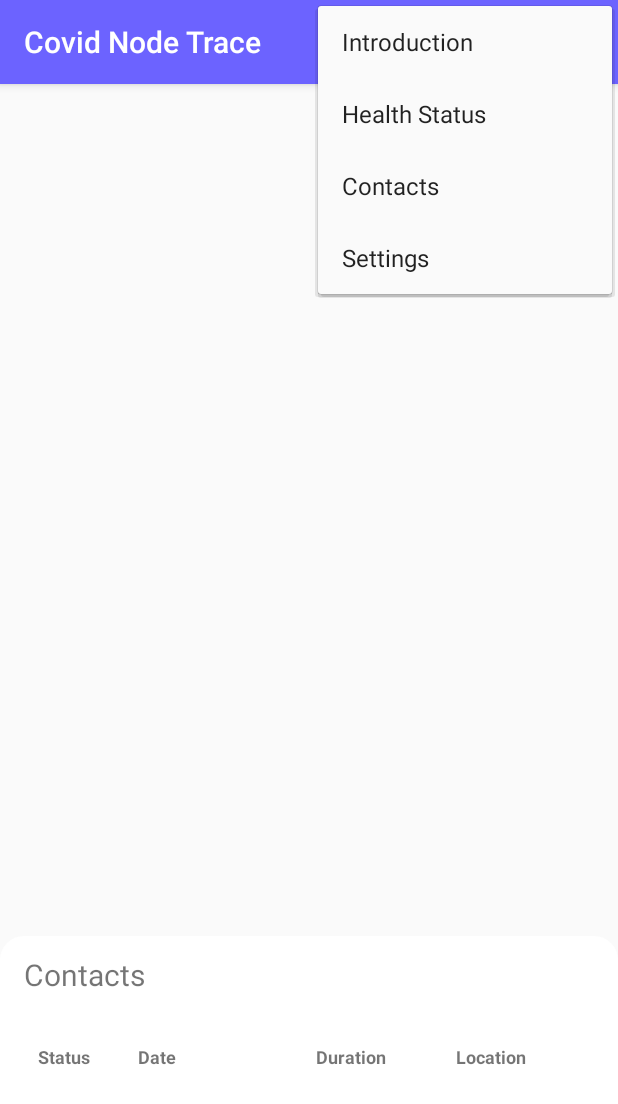
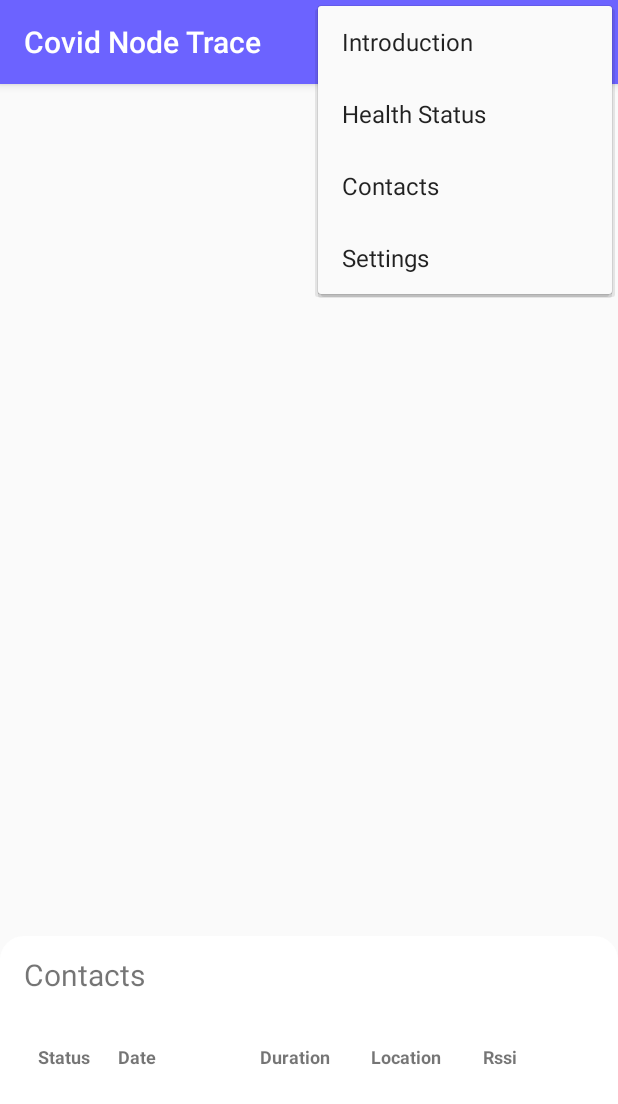
Before and after one commit to nicolaa5/covid-node-trace, an Android app: the ContactFragment screen opened through its navigation route, with the options menu open, on a phone screen of 412 x 824 dp. Shown: the top 1104 px of the screen. Run offline under Robolectric (Android 15) with nearby library versions, the phone set to English and light mode, and no system bars; our stand-ins replace Firebase (no records; nobody signed in at launch, a user with empty details on screens opened directly), Room's generated code; libraries missing offline, so code that uses them is left out: no.nordicsemi.android; 1 statement that could not run was skipped.

Commit message:
NODE-30 Add database entry and UI display of RSSI

```diff
--- a/app/src/main/java/com/covid/nodetrace/Contact.kt
+++ b/app/src/main/java/com/covid/nodetrace/Contact.kt
@@ -25,6 +25,6 @@ open class Contact (
     @ColumnInfo(name = "latitude") open var latitude : Double = 0.0,
     @ColumnInfo(name = "longitude") open var longitude : Double = 0.0,
     @ColumnInfo(name = "duration") open var duration : Long = -1,
-    @ColumnInfo(name = "distance") open var distance : Double = -1.0,
+    @ColumnInfo(name = "rssi") open var rssi : Int = 0,
     @ColumnInfo(name = "health_status") open var healthStatus : String = HealthStatus.HEALTHY.toString()) {
 }
--- a/app/src/main/java/com/covid/nodetrace/database/AppDatabase.kt
+++ b/app/src/main/java/com/covid/nodetrace/database/AppDatabase.kt
@@ -10,7 +10,7 @@ import com.covid.nodetrace.util.SingletonHolder
 /**
  * A single point of entry (see Singleton pattern) where access to the database can be requested
  */
-@Database(entities = arrayOf(Contact::class), version = 1)
+@Database(entities = arrayOf(Contact::class), version = 2)
 abstract class AppDatabase : RoomDatabase() {
     abstract fun contactDao(): ContactDao
 
--- a/app/src/main/java/com/covid/nodetrace/ui/ContactFragment.kt
+++ b/app/src/main/java/com/covid/nodetrace/ui/ContactFragment.kt
@@ -35,10 +35,12 @@ class ContactFragment : Fragment() {
     private lateinit var healthStatusTitle : TextView
     private lateinit var dateTitle : TextView
     private lateinit var durationTitle : TextView
+    private lateinit var rssiTitle : TextView
 
     private lateinit var contactHealthStatus : TextView
     private lateinit var contactDate : TextView
     private lateinit var contactDuration : TextView
+    private lateinit var contactRssi : TextView
     private var mContacts : List<Contact> = emptyList()
 
     override fun onCreateView(
@@ -57,10 +59,12 @@ class ContactFragment : Fragment() {
         healthStatusTitle = view.findViewById(R.id.health_title) as TextView
         dateTitle = view.findViewById(R.id.date_title) as TextView
         durationTitle = view.findViewById(R.id.duration_title) as TextView
+        rssiTitle = view.findViewById(R.id.rssi_title) as TextView
 
         contactHealthStatus = view.findViewById(R.id.contact_health_status) as TextView
         contactDate = view.findViewById(R.id.contact_date) as TextView
         contactDuration = view.findViewById(R.id.contact_duration) as TextView
+        contactRssi = view.findViewById(R.id.contact_rssi) as TextView
 
         initializeBottomSheet()
         listenForContactUpdates()
@@ -139,6 +143,7 @@ class ContactFragment : Fragment() {
         healthStatusTitle.setVisibility(View.VISIBLE)
         dateTitle.setVisibility(View.VISIBLE)
         durationTitle.setVisibility(View.VISIBLE)
+        rssiTitle.setVisibility(View.VISIBLE)
 
         var textColor = Color.GRAY
         val status : HealthStatus = HealthStatus.valueOf(contact.healthStatus)
@@ -156,6 +161,7 @@ class ContactFragment : Fragment() {
         contactHealthStatus.text = DataFormatter.createHealthStatusFormat(status)
         contactDate.text =DataFormatter.createDateFormat(contact.date)
         contactDuration.text = DataFormatter.createDurationFormat(contact.duration)
+        contactRssi.text = contact.rssi.toString()
     }
 
     /**
--- a/app/src/main/java/com/covid/nodetrace/ui/ContactHistoryAdapter.kt
+++ b/app/src/main/java/com/covid/nodetrace/ui/ContactHistoryAdapter.kt
@@ -81,6 +81,7 @@ class ContactHistoryAdapter(context: Context) : BaseAdapter() {
         row.contactDate.text = DataFormatter.createShortDateFormat(contact.date)
         row.contactDuration.text = DataFormatter.createDurationFormat(contact.duration)
         row.contactLocation.text = DataFormatter.createLocationFormat(contact.latitude, contact.longitude)
+        row.contactRssi.text = contact.rssi.toString()
 
         return view
     }
@@ -101,11 +102,13 @@ private class ContactRow(row: View?) {
     public val contactDate: TextView
     public val contactDuration: TextView
     public val contactLocation: TextView
+    public val contactRssi: TextView
 
     init {
         contactHealthStatus = row?.findViewById(R.id.row_contact_health_status) as TextView
         contactDate = row?.findViewById(R.id.row_contact_date) as TextView
         contactDuration = row?.findViewById(R.id.row_contact_duration) as TextView
         contactLocation = row?.findViewById(R.id.row_contact_location) as TextView
+        contactRssi = row?.findViewById(R.id.row_contact_rssi) as TextView
     }
 }
--- a/app/src/main/res/layout/contact_history_title_row.xml
+++ b/app/src/main/res/layout/contact_history_title_row.xml
@@ -11,7 +11,7 @@
         android:layout_marginTop="20dp"
         android:layout_marginRight="20dp"
         android:gravity="center"
-        android:weightSum="4"
+        android:weightSum="5"
         android:orientation="horizontal"
         android:background="@drawable/row">
 
@@ -83,5 +83,23 @@
             android:focusableInTouchMode="false"
             android:clickable="false"/>
 
+
+        <TextView
+            android:id="@+id/rssi_title"
+            android:layout_width="0dp"
+            android:layout_height="wrap_content"
+            android:layout_weight="1"
+            app:layout_anchor="@+id/row_contact_date"
+            app:layout_anchorGravity="right|center_vertical"
+            android:gravity="center_vertical"
+            android:layout_centerVertical="true"
+            android:layout_marginStart="5dp"
+            android:text="@string/row_contact_rssi"
+            android:textSize="12sp"
+            android:textStyle="bold"
+            android:focusable="false"
+            android:focusableInTouchMode="false"
+            android:clickable="false"/>
+
     </LinearLayout>
 </androidx.constraintlayout.widget.ConstraintLayout>
--- a/app/src/main/res/layout/contact_screen.xml
+++ b/app/src/main/res/layout/contact_screen.xml
@@ -67,6 +67,25 @@
                 android:gravity="center_horizontal"
                 android:text="@string/contact_duration"
                 android:textSize="18sp" />
+
+            <TextView
+                android:id="@+id/rssi_title"
+                android:visibility="invisible"
+                android:layout_width="match_parent"
+                android:layout_height="wrap_content"
+                android:layout_marginTop="10dp"
+                android:gravity="center_horizontal"
+                android:text="@string/rssi_title"
+                android:textSize="12sp"
+                android:textStyle="bold"/>
+            <TextView
+                android:id="@+id/contact_rssi"
+                android:layout_width="match_parent"
+                android:layout_height="wrap_content"
+                android:layout_weight="1"
+                android:gravity="center_horizontal"
+                android:text="@string/contact_rssi"
+                android:textSize="18sp" />
         </LinearLayout>
     <include layout="@layout/contact_history_sheet" />
 
--- a/app/src/main/res/values/strings.xml
+++ b/app/src/main/res/values/strings.xml
@@ -34,11 +34,13 @@
     <string name="contact_date">""</string>
     <string name="contact_time">""</string>
     <string name="contact_duration">""</string>
-    <string name="contact_distance">""</string>
+    <string name="contact_rssi">""</string>
 
     <string name="date_title">"Date"</string>
     <string name="duration_title">"Duration"</string>
     <string name="distance_title">"Distance"</string>
+    <string name="rssi_title">"Rssi"</string>
+
 
     <string name="history_sheet_title">Contacts</string>
     <string name="row_contact_health_status">"Status"</string>
@@ -46,6 +48,7 @@
     <string name="row_contact_duration">"Duration"</string>
     <string name="row_contact_distance">"Distance"</string>
     <string name="row_contact_location">"Location"</string>
+    <string name="row_contact_rssi">"Rssi"</string>
 
     <string name="settings_privacy_title">Privacy</string>
     <string name="privacy_explanation">
```
Also changed, not shown: app/src/main/res/layout/contact_history_row.xml (+21 -5 lines).
